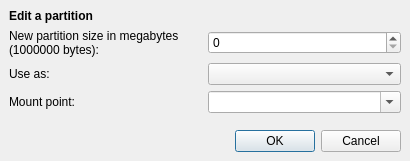
Old version of the form gui/qt/partition_edit_dialog.ui in the repository chenhan1218/ubiquity.
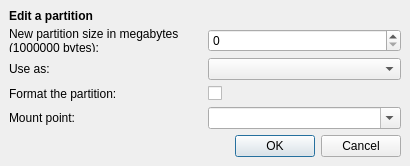
New version of the form.

Commit message: * Add a "Format the partition?" checkbox to the partition edit dialog   (LP: #184838).

```diff
--- a/gui/qt/partition_edit_dialog.ui
+++ b/gui/qt/partition_edit_dialog.ui
@@ -25,7 +25,7 @@
    <property name="spacing" >
     <number>6</number>
    </property>
-   <item row="4" column="0" colspan="2" >
+   <item row="5" column="0" colspan="2" >
     <spacer>
      <property name="orientation" >
       <enum>Qt::Vertical</enum>
@@ -65,14 +65,14 @@
    <item row="1" column="1" >
     <widget class="QSpinBox" name="partition_edit_size_spinbutton" />
    </item>
-   <item row="3" column="1" >
+   <item row="4" column="1" >
     <widget class="QComboBox" name="partition_edit_mount_combo" >
      <property name="editable" >
       <bool>true</bool>
      </property>
     </widget>
    </item>
-   <item row="3" column="0" >
+   <item row="4" column="0" >
     <widget class="QLabel" name="partition_edit_mount_label" >
      <property name="text" >
       <string>Mount point:</string>
@@ -86,7 +86,17 @@
      </property>
     </widget>
    </item>
-   <item row="5" column="0" colspan="2" >
+   <item row="3" column="0" >
+    <widget class="QLabel" name="partition_edit_format_label" >
+     <property name="text" >
+      <string>Format the partition:</string>
+     </property>
+    </widget>
+   </item>
+   <item row="3" column="1" >
+    <widget class="QCheckBox" name="partition_edit_format_checkbutton" />
+   </item>
+   <item row="6" column="0" colspan="2" >
     <widget class="QDialogButtonBox" name="buttonBox" >
      <property name="orientation" >
       <enum>Qt::Horizontal</enum>
```
The commit also changes 5 other files.
